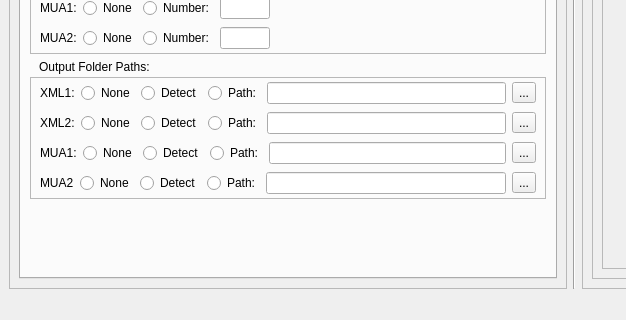
Old version of the form UI Test - Qt/designer/ui_Main.ui in the repository EthanReed517/BaconWizard17-igbFinisher; both pictures show x 0 to 626 and y 184 to 504 of the 911 by 504 pixel window.
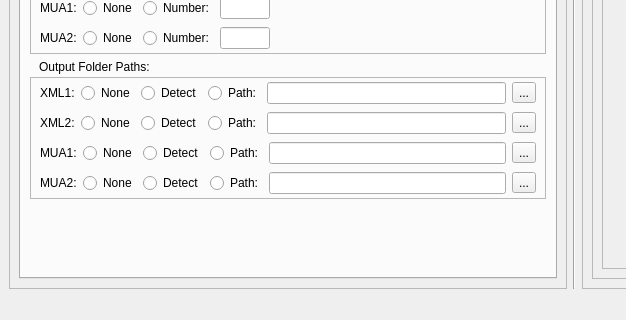
New version of the form. Icons and pictures are not drawn.

Commit message:
UI - Set Text Direction
Long file paths should show the end instead of the beginning

```diff
--- a/UI Test - Qt/designer/ui_Main.ui
+++ b/UI Test - Qt/designer/ui_Main.ui
@@ -719,7 +719,7 @@
                  <item>
                   <widget class="QLabel" name="label_13">
                    <property name="text">
-                    <string>MUA2</string>
+                    <string>MUA2:</string>
                    </property>
                   </widget>
                  </item>
@@ -752,6 +752,9 @@
                      <height>0</height>
                     </size>
                    </property>
+                   <property name="layoutDirection">
+                    <enum>Qt::LayoutDirection::RightToLeft</enum>
+                   </property>
                   </widget>
                  </item>
                  <item>
```
Left out of the diff: 18 changed lines with no effect on the pictures. The commit also changes 1 other file.
